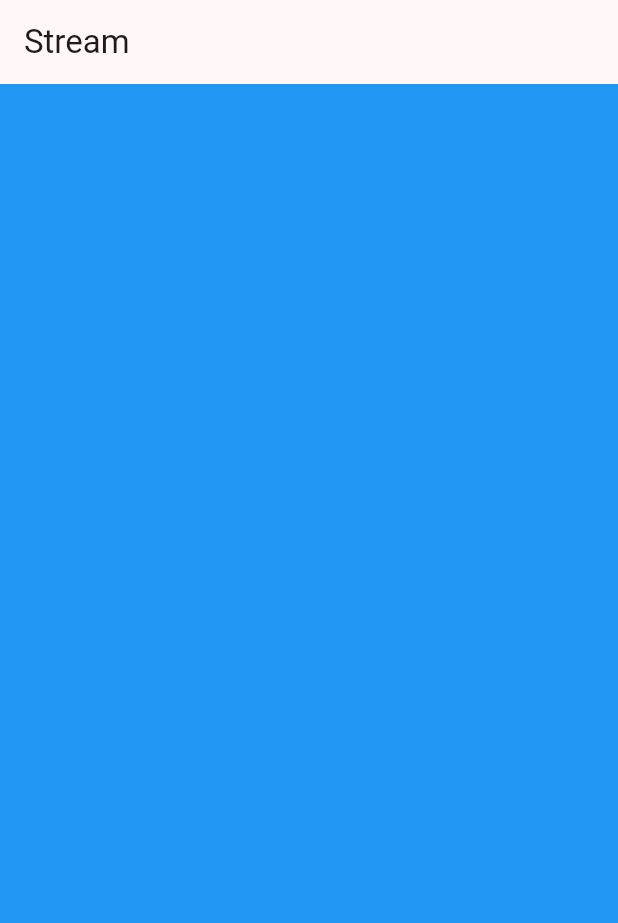
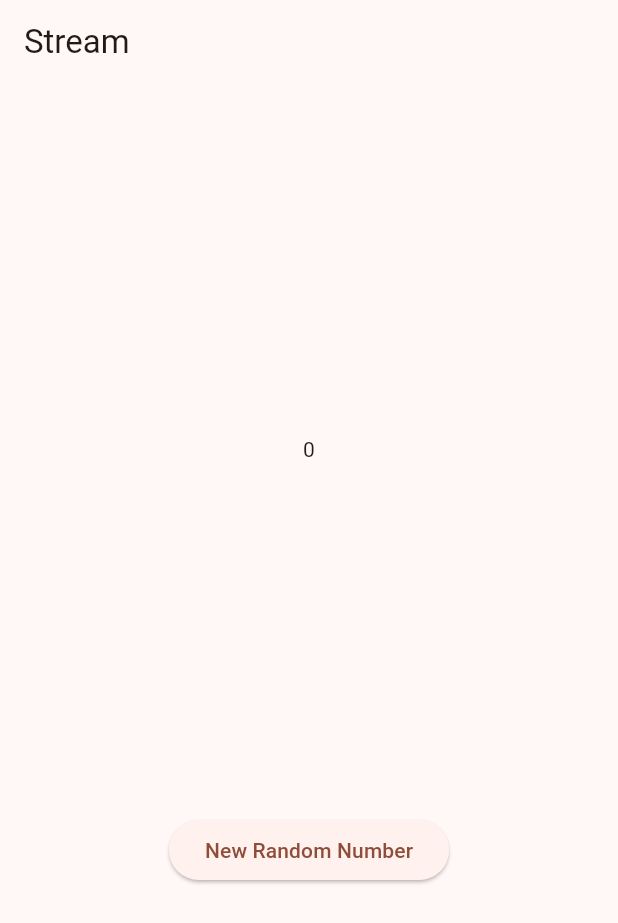
Before and after one commit to naufalpalal/Lanjutan_State_Management_week-13, a Flutter app: the screen it shows after launch, on a phone screen of 412 x 824 dp. Shown: the top 923 px of the screen. Run offline on Flutter 3.47's test engine with Material 3 defaults, Android fonts, the light colour scheme and no system bars.

Commit message:
Jawaban Soal 6

```diff
--- a/lib/main.dart
+++ b/lib/main.dart
@@ -1,5 +1,7 @@
 import 'package:flutter/material.dart';
 import 'stream.dart';
+import 'dart:async';
+import 'dart:math';
 
 void main() {
   runApp(const MyApp());
@@ -33,11 +35,36 @@
   Color bgColor = Colors.blueGrey;
   late ColorStream colorStream;
 
+  int lastNumber = 0;
+  late StreamController numberStreamController;
+  late NumberStream numberStream;
+
   @override
   void initState() {
+    numberStream = NumberStream();
+    numberStreamController = numberStream.controller;
+    Stream stream = numberStreamController.stream;
+    stream.listen((event) {
+      setState(() {
+        lastNumber = event;
+      });
+    });//Mengakses stream dari NumberStream yang kemudian setiap kali angka beru ditambahkan ke stream maka angka itu akan diterima dan disimpan dalam variabel lastNumber yang akan digunakan untuk memperbarui tampilannya.
     super.initState();
-    colorStream = ColorStream();
-    changeColor();
+    //colorStream = ColorStream();
+    //changeColor();
+
+    @override
+    void dispose() {
+      numberStreamController.close();
+      super.dispose();
+    }
+  }
+
+  //Menghasilkan angka acak dan menambahkannya ke dalam stream menggunakan addNumberToSink(), dan angka tersebut kemudian dapat diterima dan diperoses di bagian lain program
+  void addRandomNumber() {
+    Random random = Random();
+    int myNum = random.nextInt(10);
+    numberStream.addNumberToSink(myNum);
   }
 
   void changeColor() async {
@@ -55,8 +82,22 @@
       appBar: AppBar(
         title: const Text('Stream'),
       ),
-      body: Container(
+      /*body: Container(
         decoration: BoxDecoration(color: bgColor),
+      ),*/
+      body: SizedBox(
+        width: double.infinity,
+        child: Column(
+          mainAxisAlignment: MainAxisAlignment.spaceEvenly,
+          crossAxisAlignment: CrossAxisAlignment.center,
+          children: [
+            Text(lastNumber.toString()),
+            ElevatedButton(
+              onPressed: () => addRandomNumber(),
+              child: Text('New Random Number'),
+            )
+          ],
+        ),
       ),
     );
   }
--- a/lib/stream.dart
+++ b/lib/stream.dart
@@ -1,4 +1,5 @@
 import 'package:flutter/material.dart';
+import 'dart:async';
 
 class ColorStream {
   final List<Color> colors = [
@@ -23,3 +24,14 @@
     );
   }//kode ini berguna untuk membuat animasi berulang setiap 1 detik.
 }
+
+class NumberStream {
+  final StreamController<int> controller = StreamController<int>();
+
+  void addNumberToSink(int newNumber) {
+  controller.sink.add(newNumber);
+  close() {
+    controller.close();
+  }
+  }
+}
```
Also changed, not shown: Video-2.gif (added), 1 other file.
